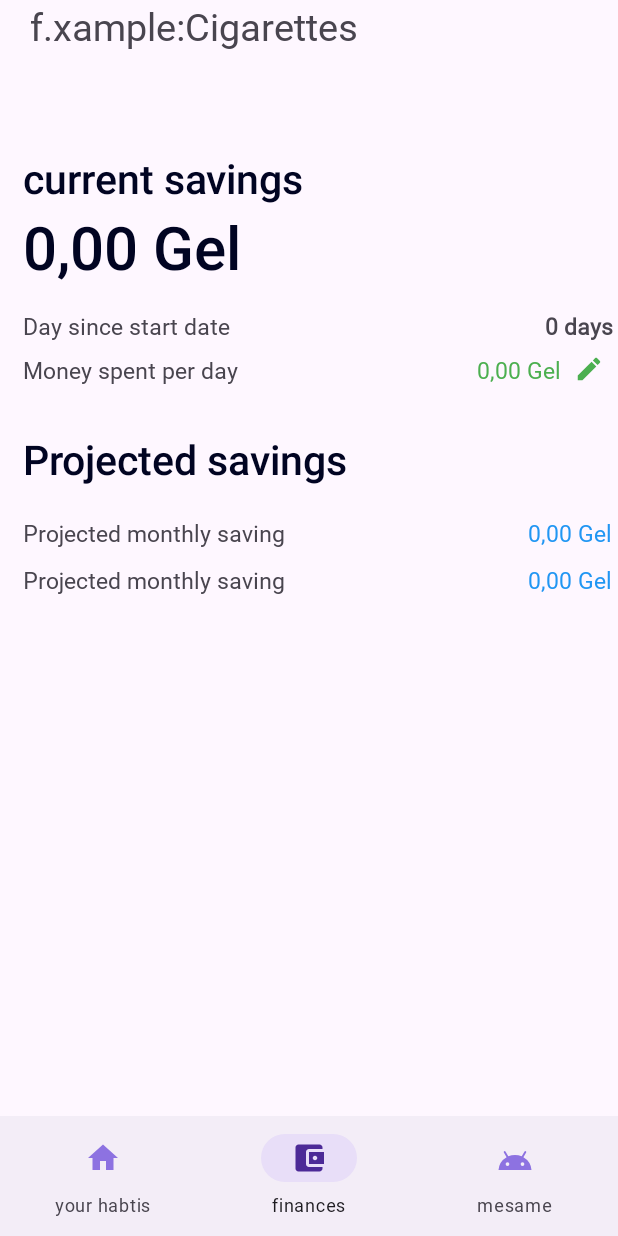
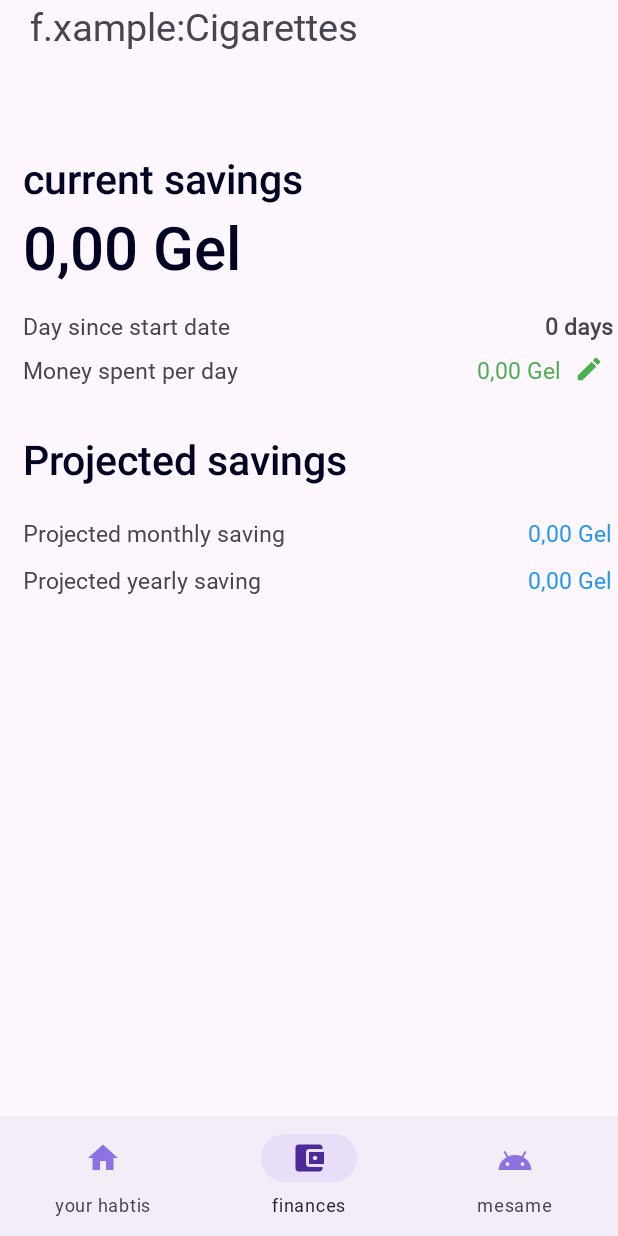
Before and after one commit to SabaGuledani/pinaluri, an Android app: the screen it shows after launch once a user with an empty profile is signed in (MainActivity), item 2 of the bottom bar chosen, on a phone screen of 412 x 824 dp. Run offline under Robolectric (Android 15) with nearby library versions, the phone set to English and light mode, and no system bars; our stand-ins replace Firebase (no records; nobody signed in at launch, a user with empty details on screens opened directly).

Commit message:
finansebis naiwlshi damatebulia ragacebi

```diff
--- a/app/src/main/java/com/saba/spark/GoodHabits.kt
+++ b/app/src/main/java/com/saba/spark/GoodHabits.kt
@@ -14,6 +14,7 @@ import com.saba.spark.databinding.FragmentBadHabitsBinding
 import com.saba.spark.databinding.FragmentGoodHabitsBinding
 
 
+
 class GoodHabits : Fragment(R.layout.fragment_good_habits) {
     private lateinit var binding: FragmentGoodHabitsBinding
     override fun onViewCreated(view: View, savedInstanceState: Bundle?) {
@@ -21,6 +22,8 @@ class GoodHabits : Fragment(R.layout.fragment_good_habits) {
         binding = FragmentGoodHabitsBinding.bind(view)
         val editSpentMoney = binding.editSpentMoney
         val moneySpentPerDay = binding.moneySpentPerDay
+        val monthlySaving = binding.monthlySaving
+        val yearlySaving = binding.yearlySaving
 
 
 
@@ -40,6 +43,12 @@ class GoodHabits : Fragment(R.layout.fragment_good_habits) {
                 var editmoney1 = mAlertDialog.findViewById<EditText>(R.id.editMoney)
                 var editMoney = editmoney1.text.toString()
                 moneySpentPerDay.setText(editMoney + " Gel")
+                Thread.sleep(1_000)
+                monthlySaving.setText( (editMoney.toInt() * 30).toString() + "Gel")
+                Thread.sleep(1_000)
+                yearlySaving.setText( (editMoney.toInt() * 30 * 12).toString() + "Gel")
+
+
 
             }
             cancel.setOnClickListener {
--- a/app/src/main/res/layout/fragment_good_habits.xml
+++ b/app/src/main/res/layout/fragment_good_habits.xml
@@ -51,7 +51,7 @@
                 android:layout_height="match_parent">
 
                 <TextView
-                    android:id="@+id/textView6"
+                    android:id="@+id/currentSavings"
                     android:layout_width="wrap_content"
                     android:layout_height="wrap_content"
                     android:fontFamily="sans-serif-medium"
@@ -157,7 +157,7 @@
                     android:textSize="15sp" />
 
                 <TextView
-                    android:id="@+id/textView14"
+                    android:id="@+id/monthlySaving"
                     android:layout_width="wrap_content"
                     android:layout_height="wrap_content"
                     android:layout_weight="1"
@@ -178,11 +178,11 @@
                     android:layout_width="wrap_content"
                     android:layout_height="wrap_content"
                     android:layout_weight="1"
-                    android:text="Projected monthly saving"
+                    android:text="Projected yearly saving"
                     android:textSize="15sp" />
 
                 <TextView
-                    android:id="@+id/textView16"
+                    android:id="@+id/yearlySaving"
                     android:layout_width="wrap_content"
                     android:layout_height="wrap_content"
                     android:layout_weight="1"
```
